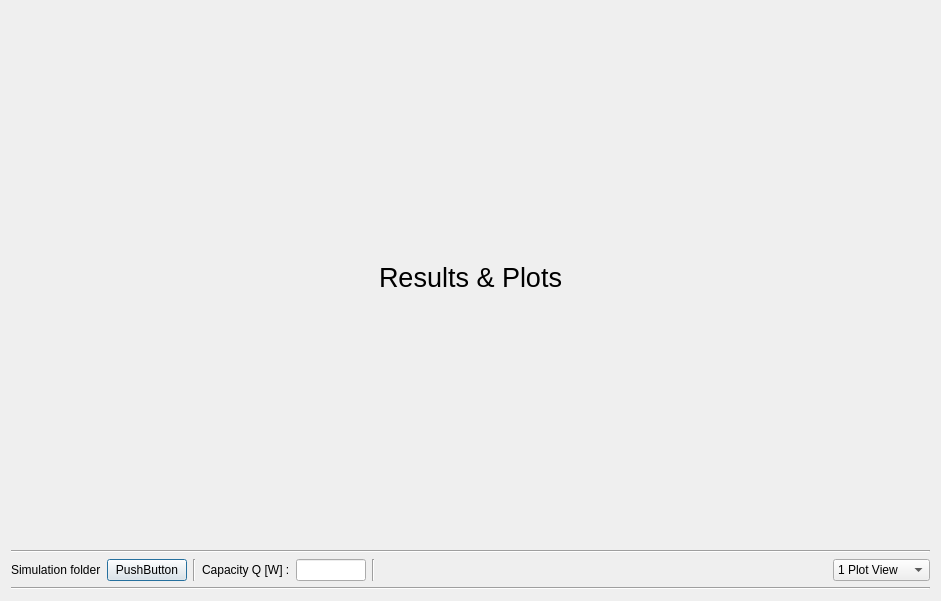
This is designResultsDialog.ui in emiledecosterd/BoilingOnTubeBundles as Qt 5 draws it before an edit. The edited form follows.
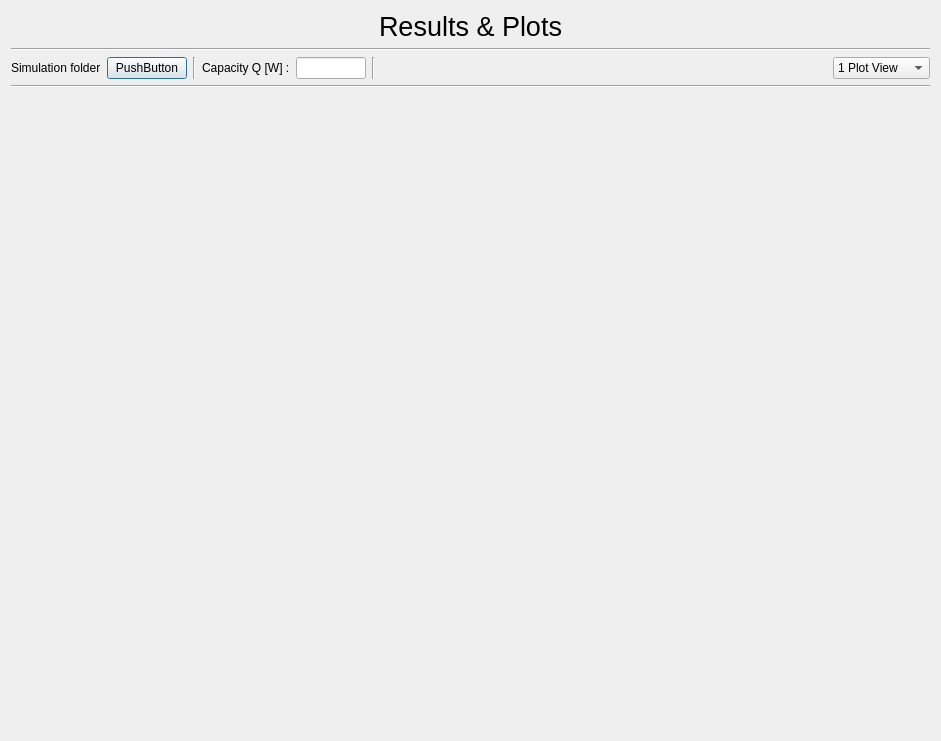
This is the edited form.

Commit message: Plot not functionning correctly ...

Patch:
```diff
--- a/designResultsDialog.ui
+++ b/designResultsDialog.ui
@@ -7,17 +7,23 @@
     <x>0</x>
     <y>0</y>
     <width>941</width>
-    <height>601</height>
+    <height>741</height>
    </rect>
   </property>
   <property name="windowTitle">
    <string>Dialog</string>
   </property>
-  <layout class="QVBoxLayout" name="verticalLayout_2">
+  <layout class="QVBoxLayout" name="verticalLayout_3">
    <item>
     <layout class="QVBoxLayout" name="verticalLayout">
      <item>
       <widget class="QLabel" name="label">
+       <property name="sizePolicy">
+        <sizepolicy hsizetype="Preferred" vsizetype="Fixed">
+         <horstretch>0</horstretch>
+         <verstretch>0</verstretch>
+        </sizepolicy>
+       </property>
        <property name="font">
         <font>
          <pointsize>20</pointsize>
@@ -135,7 +141,9 @@
     </layout>
    </item>
    <item>
-    <layout class="QGridLayout" name="gridLayout"/>
+    <widget class="QWidget" name="plotWidget" native="true">
+     <layout class="QVBoxLayout" name="verticalLayout_2"/>
+    </widget>
    </item>
   </layout>
  </widget>
```
The commit also changes 6 other files.
